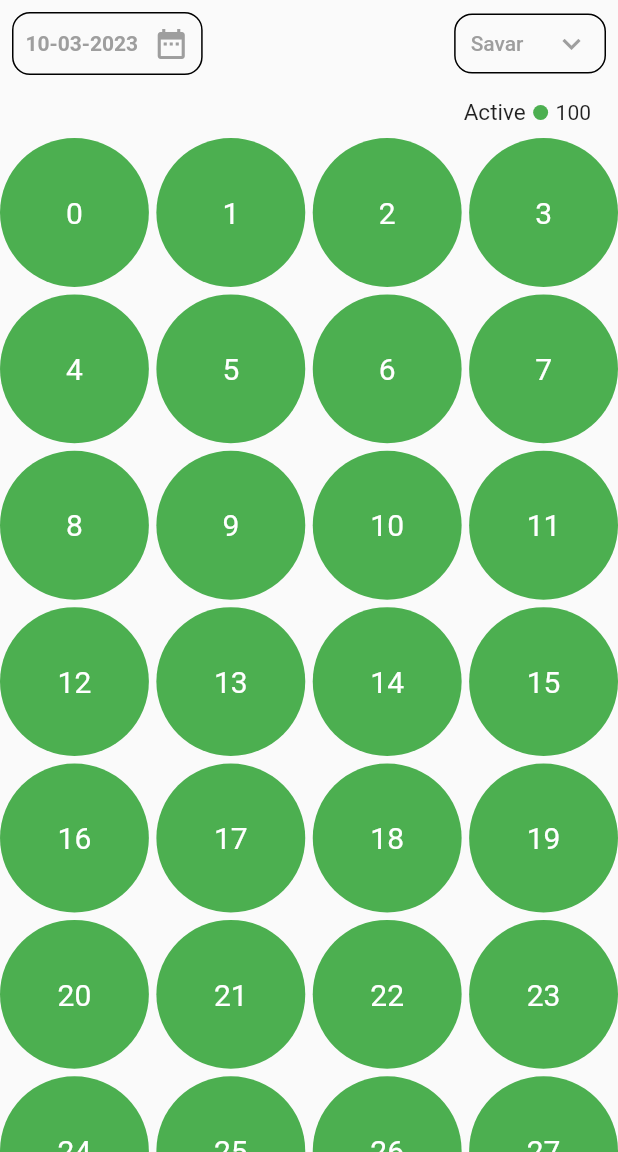
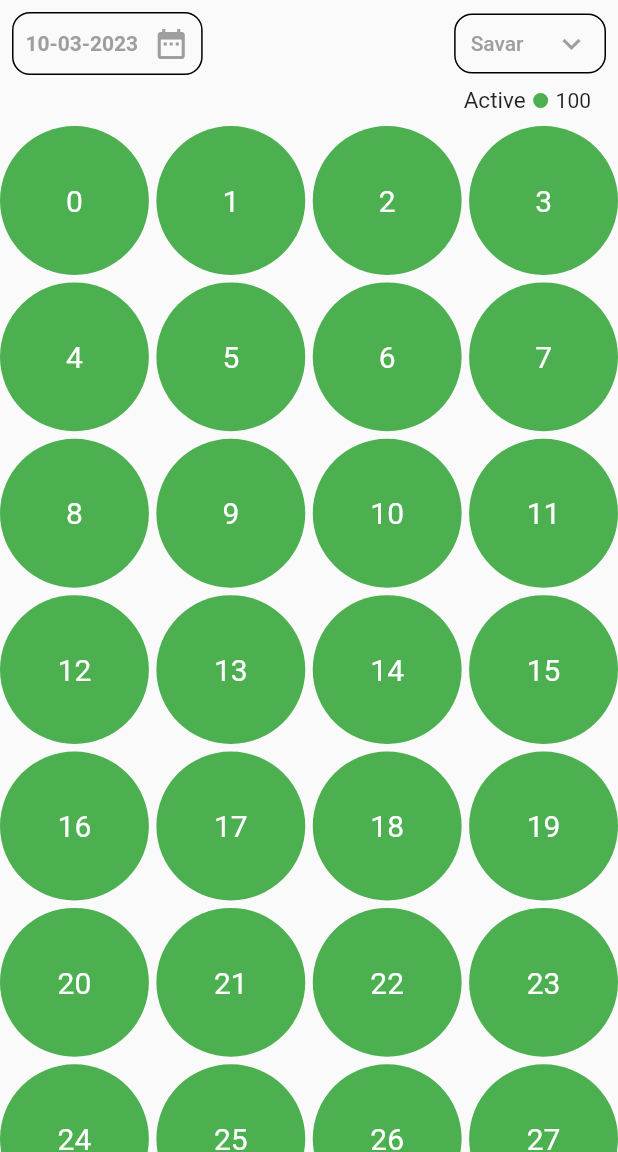
Before and after one commit to BHARGAVTHUMMAR/upavas, a Flutter app: the screen it shows after launch, on a phone screen of 412 x 824 dp, the part 84-1236 px from its top. Run offline on Flutter 3.47's test engine with Material 2 defaults, Android fonts, the phone set to English and light mode, and no system bars; our stand-ins replace cloud_firestore, firebase_core, get, get_it; accounts and stored records are empty.

Commit message:
first commit.

```diff
--- a/lib/app/modules/home/views/home_view.dart
+++ b/lib/app/modules/home/views/home_view.dart
@@ -106,7 +106,8 @@ class HomeView extends GetView<HomeController> {
                         mainAxisAlignment: MainAxisAlignment.end,
                         children: [
                           Padding(
-                            padding: const EdgeInsets.all(8.0),
+                            padding: const EdgeInsets.only(
+                                right: 8.0, left: 8, bottom: 8),
                             child: Row(
                               children: [
                                 Text("Active", style: TextStyle(fontSize: 15)),
```
